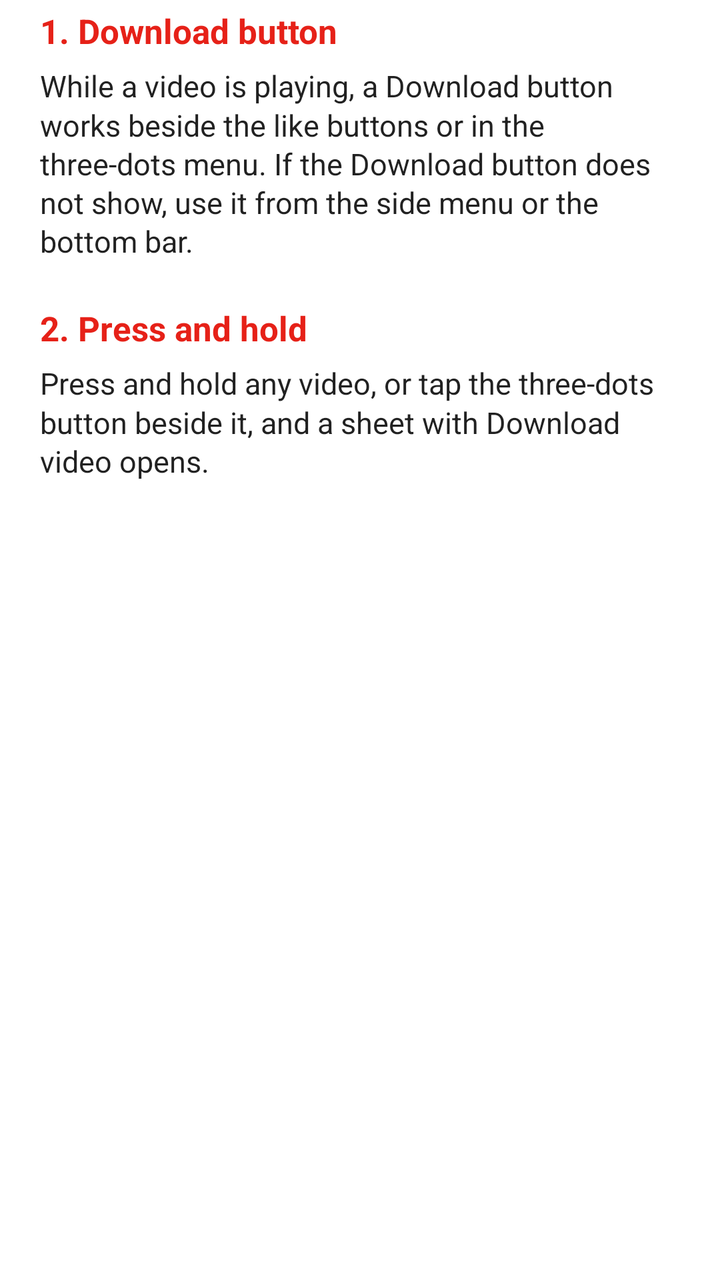
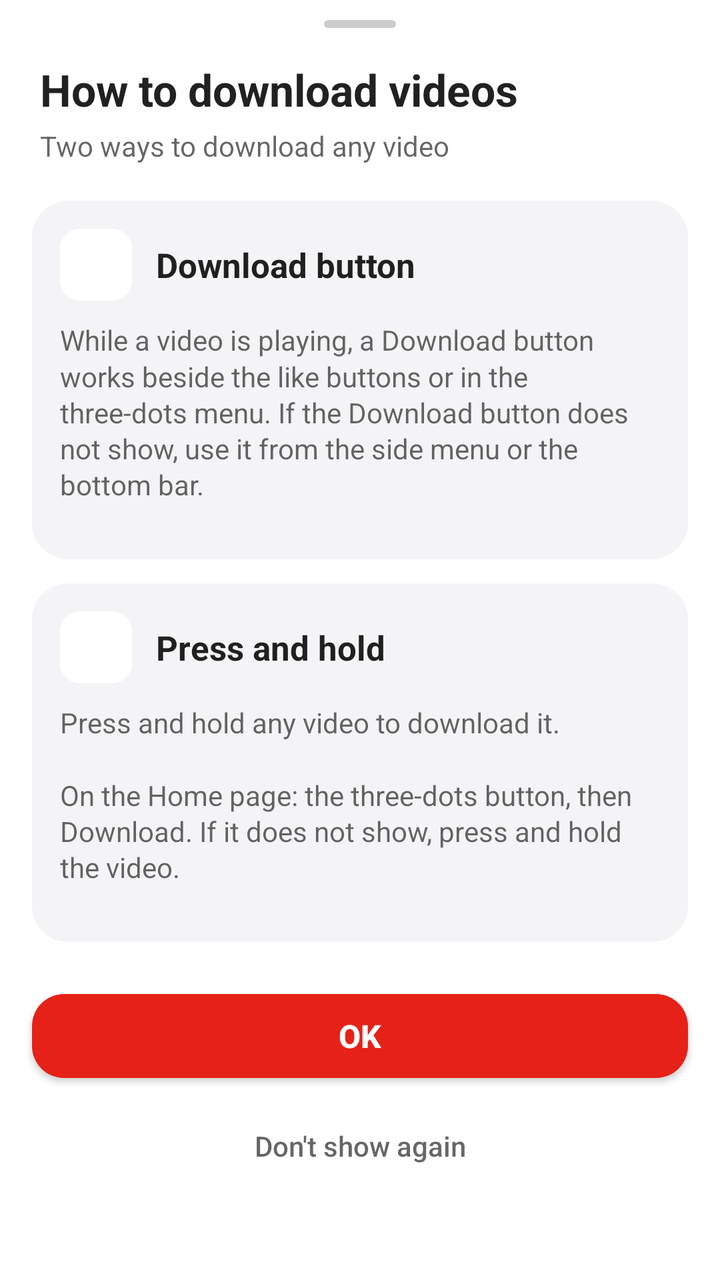

Compare the two renders of this Android layout. The source of the first and the diff that turns it into the second are given below.
<!-- AndroidManifest.xml: application theme AppTheme -->
<!-- res/layout/dialog_download_guide.xml -->
<?xml version="1.0" encoding="utf-8"?>
<ScrollView xmlns:android="http://schemas.android.com/apk/res/android"
    android:layout_width="match_parent"
    android:layout_height="wrap_content"
    android:scrollbars="none">

    <LinearLayout
        android:layout_width="match_parent"
        android:layout_height="wrap_content"
        android:orientation="vertical"
        android:paddingStart="20dp"
        android:paddingTop="4dp"
        android:paddingEnd="20dp"
        android:paddingBottom="8dp">

        <TextView
            android:layout_width="match_parent"
            android:layout_height="wrap_content"
            android:text="@string/guideWay1Title"
            android:textAlignment="viewStart"
            android:textColor="@color/brandText"
            android:textSize="17sp"
            android:textStyle="bold" />

        <TextView
            android:layout_width="match_parent"
            android:layout_height="wrap_content"
            android:layout_marginTop="6dp"
            android:lineSpacingMultiplier="1.1"
            android:text="@string/guideWay1Text"
            android:textAlignment="viewStart"
            android:textColor="?android:attr/textColorPrimary"
            android:textSize="15sp" />

        <LinearLayout
            android:id="@+id/guideImages1"
            android:layout_width="match_parent"
            android:layout_height="wrap_content"
            android:orientation="vertical" />

        <TextView
            android:layout_width="match_parent"
            android:layout_height="wrap_content"
            android:layout_marginTop="22dp"
            android:text="@string/guideWay2Title"
            android:textAlignment="viewStart"
            android:textColor="@color/brandText"
            android:textSize="17sp"
            android:textStyle="bold" />

        <TextView
            android:layout_width="match_parent"
            android:layout_height="wrap_content"
            android:layout_marginTop="6dp"
            android:lineSpacingMultiplier="1.1"
            android:text="@string/guideWay2Text"
            android:textAlignment="viewStart"
            android:textColor="?android:attr/textColorPrimary"
            android:textSize="15sp" />

        <LinearLayout
            android:id="@+id/guideImages2"
            android:layout_width="match_parent"
            android:layout_height="wrap_content"
            android:orientation="vertical" />
    </LinearLayout>
</ScrollView>
<!-- resources referenced by this layout -->
<resources>
  <color name="brandText">#E62118</color>
  <string name="guideWay1Text">While a video is playing, a Download button works beside the like buttons or in the three-dots menu. If the Download button does not show, use it from the side menu or the bottom bar.</string>
  <string name="guideWay1Title">1. Download button</string>
  <string name="guideWay2Text">Press and hold any video, or tap the three-dots button beside it, and a sheet with Download video opens.</string>
  <string name="guideWay2Title">2. Press and hold</string>
  <style name="AppTheme" parent="Theme.MaterialComponents.DayNight.NoActionBar">
          <item name="colorPrimary">@color/colorPrimary</item>
          <item name="colorPrimaryDark">@color/colorPrimaryDark</item>
          <item name="colorSecondary">@color/colorAccent</item>
          <item name="colorAccent">@color/colorAccent</item>
      </style>
  <color name="colorPrimary">#E62118</color>
  <color name="colorPrimaryDark">#C31C13</color>
  <color name="colorAccent">#E62118</color>
</resources>

<!-- the commit's change to res/layout/dialog_download_guide.xml (unified diff, before → after) -->
@@ -1,67 +1,219 @@
 <?xml version="1.0" encoding="utf-8"?>
-<ScrollView xmlns:android="http://schemas.android.com/apk/res/android"
+<androidx.core.widget.NestedScrollView xmlns:android="http://schemas.android.com/apk/res/android"
+    xmlns:app="http://schemas.android.com/apk/res-auto"
     android:layout_width="match_parent"
     android:layout_height="wrap_content"
-    android:scrollbars="none">
+    android:clipToPadding="false">
 
     <LinearLayout
         android:layout_width="match_parent"
         android:layout_height="wrap_content"
         android:orientation="vertical"
-        android:paddingStart="20dp"
-        android:paddingTop="4dp"
-        android:paddingEnd="20dp"
-        android:paddingBottom="8dp">
+        android:paddingBottom="20dp">
+
+        
+        <View
+            android:layout_width="36dp"
+            android:layout_height="4dp"
+            android:layout_gravity="center_horizontal"
+            android:layout_marginTop="10dp"
+            android:layout_marginBottom="8dp"
+            android:background="@drawable/bg_menu_handle" />
 
         <TextView
             android:layout_width="match_parent"
             android:layout_height="wrap_content"
-            android:text="@string/guideWay1Title"
-            android:textAlignment="viewStart"
-            android:textColor="@color/brandText"
-            android:textSize="17sp"
-            android:textStyle="bold" />
-
-        <TextView
-            android:layout_width="match_parent"
-            android:layout_height="wrap_content"
-            android:layout_marginTop="6dp"
-            android:lineSpacingMultiplier="1.1"
-            android:text="@string/guideWay1Text"
+            android:layout_marginStart="20dp"
+            android:layout_marginTop="8dp"
+            android:layout_marginEnd="20dp"
+            android:text="@string/guideTitle"
             android:textAlignment="viewStart"
             android:textColor="?android:attr/textColorPrimary"
-            android:textSize="15sp" />
-
-        <LinearLayout
-            android:id="@+id/guideImages1"
-            android:layout_width="match_parent"
-            android:layout_height="wrap_content"
-            android:orientation="vertical" />
+            android:textSize="22sp"
+            android:textStyle="bold" />
 
         <TextView
             android:layout_width="match_parent"
             android:layout_height="wrap_content"
-            android:layout_marginTop="22dp"
-            android:text="@string/guideWay2Title"
+            android:layout_marginStart="20dp"
+            android:layout_marginTop="4dp"
+            android:layout_marginEnd="20dp"
+            android:text="@string/guideSubtitle"
             android:textAlignment="viewStart"
-            android:textColor="@color/brandText"
-            android:textSize="17sp"
-            android:textStyle="bold" />
-
-        <TextView
-            android:layout_width="match_parent"
-            android:layout_height="wrap_content"
-            android:layout_marginTop="6dp"
-            android:lineSpacingMultiplier="1.1"
-            android:text="@string/guideWay2Text"
-            android:textAlignment="viewStart"
-            android:textColor="?android:attr/textColorPrimary"
-            android:textSize="15sp" />
-
-        <LinearLayout
-            android:id="@+id/guideImages2"
-            android:layout_width="match_parent"
-            android:layout_height="wrap_content"
-            android:orientation="vertical" />
+            android:textColor="?android:attr/textColorSecondary"
+            android:textSize="14sp" />
+
+        
+        <com.google.android.material.card.MaterialCardView
+            android:layout_width="match_parent"
+            android:layout_height="wrap_content"
+            android:layout_marginStart="16dp"
+            android:layout_marginTop="18dp"
+            android:layout_marginEnd="16dp"
+            app:cardBackgroundColor="@color/menuCard"
+            app:cardCornerRadius="18dp"
+            app:cardElevation="0dp"
+            app:strokeWidth="0dp">
+
+            <LinearLayout
+                android:layout_width="match_parent"
+                android:layout_height="wrap_content"
+                android:orientation="vertical"
+                android:paddingTop="14dp"
+                android:paddingBottom="14dp">
+
+                <LinearLayout
+                    android:layout_width="match_parent"
+                    android:layout_height="wrap_content"
+                    android:gravity="center_vertical"
+                    android:orientation="horizontal"
+                    android:paddingStart="14dp"
+                    android:paddingEnd="14dp">
+
+                    <ImageView
+                        android:id="@+id/guideTile1"
+                        android:layout_width="36dp"
+                        android:layout_height="36dp"
+                        android:background="@drawable/bg_menu_tile"
+                        android:importantForAccessibility="no"
+                        android:padding="8dp"
+                        android:src="@drawable/ic_download_24dp" />
+
+                    <TextView
+                        android:layout_width="0dp"
+                        android:layout_height="wrap_content"
+                        android:layout_marginStart="12dp"
+                        android:layout_weight="1"
+                        android:text="@string/guideWay1Title"
+                        android:textAlignment="viewStart"
+                        android:textColor="?android:attr/textColorPrimary"
+                        android:textSize="17sp"
+                        android:textStyle="bold" />
+                </LinearLayout>
+
+                <TextView
+                    android:layout_width="match_parent"
+                    android:layout_height="wrap_content"
+                    android:layout_marginStart="14dp"
+                    android:layout_marginTop="10dp"
+                    android:layout_marginEnd="14dp"
+                    android:lineSpacingMultiplier="1.1"
+                    android:text="@string/guideWay1Text"
+                    android:textAlignment="viewStart"
+                    android:textColor="?android:attr/textColorSecondary"
+                    android:textSize="14sp" />
+
+                <HorizontalScrollView
+                    android:layout_width="match_parent"
+                    android:layout_height="wrap_content"
+                    android:layout_marginTop="14dp"
+                    android:clipToPadding="false"
+                    android:overScrollMode="never"
+                    android:paddingStart="14dp"
+                    android:paddingEnd="4dp"
+                    android:scrollbars="none">
+
+                    <LinearLayout
+                        android:id="@+id/guideImages1"
+                        android:layout_width="wrap_content"
+                        android:layout_height="wrap_content"
+                        android:orientation="horizontal" />
+                </HorizontalScrollView>
+            </LinearLayout>
+        </com.google.android.material.card.MaterialCardView>
+
+        
+        <com.google.android.material.card.MaterialCardView
+            android:layout_width="match_parent"
+            android:layout_height="wrap_content"
+            android:layout_marginStart="16dp"
+            android:layout_marginTop="12dp"
+            android:layout_marginEnd="16dp"
+            app:cardBackgroundColor="@color/menuCard"
+            app:cardCornerRadius="18dp"
+            app:cardElevation="0dp"
+            app:strokeWidth="0dp">
+
+            <LinearLayout
+                android:layout_width="match_parent"
+                android:layout_height="wrap_content"
+                android:orientation="vertical"
+                android:padding="14dp">
+
+                <LinearLayout
+                    android:layout_width="match_parent"
+                    android:layout_height="wrap_content"
+                    android:gravity="center_vertical"
+                    android:orientation="horizontal">
+
+                    <ImageView
+                        android:id="@+id/guideTile2"
+                        android:layout_width="36dp"
+                        android:layout_height="36dp"
+                        android:background="@drawable/bg_menu_tile"
+                        android:importantForAccessibility="no"
+                        android:padding="8dp"
+                        android:src="@drawable/ic_touch_24dp" />
+
+                    <TextView
+                        android:layout_width="0dp"
+                        android:layout_height="wrap_content"
+                        android:layout_marginStart="12dp"
+                        android:layout_weight="1"
+                        android:text="@string/guideWay2Title"
+                        android:textAlignment="viewStart"
+                        android:textColor="?android:attr/textColorPrimary"
+                        android:textSize="17sp"
+                        android:textStyle="bold" />
+                </LinearLayout>
+
+                <TextView
+                    android:layout_width="match_parent"
+                    android:layout_height="wrap_content"
+                    android:layout_marginTop="10dp"
+                    android:lineSpacingMultiplier="1.1"
+                    android:text="@string/guideWay2Text"
+                    android:textAlignment="viewStart"
+                    android:textColor="?android:attr/textColorSecondary"
+                    android:textSize="14sp" />
+
+                <LinearLayout
+                    android:id="@+id/guideImages2"
+                    android:layout_width="match_parent"
+                    android:layout_height="wrap_content"
+                    android:layout_marginTop="14dp"
+                    android:orientation="vertical" />
+            </LinearLayout>
+        </com.google.android.material.card.MaterialCardView>
+
+        
+        <com.google.android.material.button.MaterialButton
+            android:id="@+id/guideOk"
+            android:layout_width="match_parent"
+            android:layout_height="54dp"
+            android:layout_marginStart="16dp"
+            android:layout_marginTop="20dp"
+            android:layout_marginEnd="16dp"
+            android:letterSpacing="0"
+            android:text="@string/guideClose"
+            android:textAllCaps="false"
+            android:textSize="16sp"
+            android:textStyle="bold"
+            app:cornerRadius="16dp" />
+
+        <com.google.android.material.button.MaterialButton
+            android:id="@+id/guideDontShow"
+            style="@style/Widget.MaterialComponents.Button.TextButton"
+            android:layout_width="match_parent"
+            android:layout_height="wrap_content"
+            android:layout_marginStart="16dp"
+            android:layout_marginTop="4dp"
+            android:layout_marginEnd="16dp"
+            android:letterSpacing="0"
+            android:minHeight="48dp"
+            android:text="@string/guideDontShow"
+            android:textAllCaps="false"
+            android:textColor="?android:attr/textColorSecondary"
+            android:textSize="14sp" />
     </LinearLayout>
-</ScrollView>
+</androidx.core.widget.NestedScrollView>
<!-- resource entries referenced after the edit -->
@@ -1,16 +1,57 @@
 <!-- resources referenced by this layout -->
 <resources>
-  <color name="brandText">#E62118</color>
+  <color name="menuCard">#F4F4F6</color>
+  <!-- drawable bg_menu_handle (drawable) -->
+  <?xml version="1.0" encoding="utf-8"?>
+  <shape xmlns:android="http://schemas.android.com/apk/res/android"
+      android:shape="rectangle">
+      <solid android:color="@color/menuHandle" />
+      <corners android:radius="2dp" />
+  </shape>
+  <!-- drawable bg_menu_tile (drawable) -->
+  <?xml version="1.0" encoding="utf-8"?>
+  <shape xmlns:android="http://schemas.android.com/apk/res/android"
+      android:shape="rectangle">
+      <solid android:color="#FFFFFF" />
+      <corners android:radius="10dp" />
+  </shape>
+  <!-- drawable ic_download_24dp (drawable) -->
+  <?xml version="1.0" encoding="utf-8"?>
+  <vector xmlns:android="http://schemas.android.com/apk/res/android"
+      android:width="24dp"
+      android:height="24dp"
+      android:viewportWidth="24"
+      android:viewportHeight="24">
+      <path
+          android:fillColor="#FFFFFF"
+          android:pathData="M19,9h-4V3H9v6H5l7,7 7,-7zM5,18v2h14v-2H5z" />
+  </vector>
+  <!-- drawable ic_touch_24dp (drawable) -->
+  <?xml version="1.0" encoding="utf-8"?>
+  <vector xmlns:android="http://schemas.android.com/apk/res/android"
+      android:width="24dp"
+      android:height="24dp"
+      android:viewportWidth="24"
+      android:viewportHeight="24">
+      <path
+          android:fillColor="#FFFFFF"
+          android:pathData="M9,11.24V7.5C9,6.12 10.12,5 11.5,5S14,6.12 14,7.5v3.74c1.21,-0.81 2,-2.18 2,-3.74C16,5.01 13.99,3 11.5,3S7,5.01 7,7.5c0,1.56 0.79,2.93 2,3.74zM18.84,15.87l-4.54,-2.26c-0.17,-0.07 -0.35,-0.11 -0.54,-0.11H13v-6c0,-0.83 -0.67,-1.5 -1.5,-1.5S10,6.67 10,7.5v10.74l-3.43,-0.72c-0.08,-0.01 -0.15,-0.03 -0.24,-0.03 -0.31,0 -0.59,0.13 -0.79,0.33l-0.79,0.8 4.94,4.94c0.27,0.27 0.65,0.44 1.06,0.44h6.79c0.75,0 1.33,-0.55 1.44,-1.28l0.75,-5.27c0.01,-0.07 0.02,-0.14 0.02,-0.2 0,-0.62 -0.38,-1.16 -0.91,-1.38z" />
+  </vector>
+  <string name="guideClose">OK</string>
+  <string name="guideDontShow">Don\'t show again</string>
+  <string name="guideSubtitle">Two ways to download any video</string>
+  <string name="guideTitle">How to download videos</string>
   <string name="guideWay1Text">While a video is playing, a Download button works beside the like buttons or in the three-dots menu. If the Download button does not show, use it from the side menu or the bottom bar.</string>
-  <string name="guideWay1Title">1. Download button</string>
-  <string name="guideWay2Text">Press and hold any video, or tap the three-dots button beside it, and a sheet with Download video opens.</string>
-  <string name="guideWay2Title">2. Press and hold</string>
+  <string name="guideWay1Title">Download button</string>
+  <string name="guideWay2Text">Press and hold any video to download it.\n\nOn the Home page: the three-dots button, then Download. If it does not show, press and hold the video.</string>
+  <string name="guideWay2Title">Press and hold</string>
   <style name="AppTheme" parent="Theme.MaterialComponents.DayNight.NoActionBar">
           <item name="colorPrimary">@color/colorPrimary</item>
           <item name="colorPrimaryDark">@color/colorPrimaryDark</item>
           <item name="colorSecondary">@color/colorAccent</item>
           <item name="colorAccent">@color/colorAccent</item>
       </style>
+  <color name="menuHandle">#33000000</color>
   <color name="colorPrimary">#E62118</color>
   <color name="colorPrimaryDark">#C31C13</color>
   <color name="colorAccent">#E62118</color>
